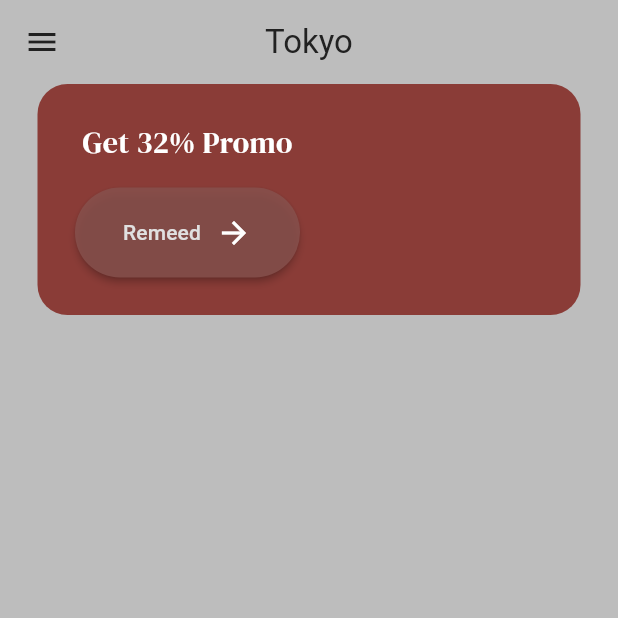
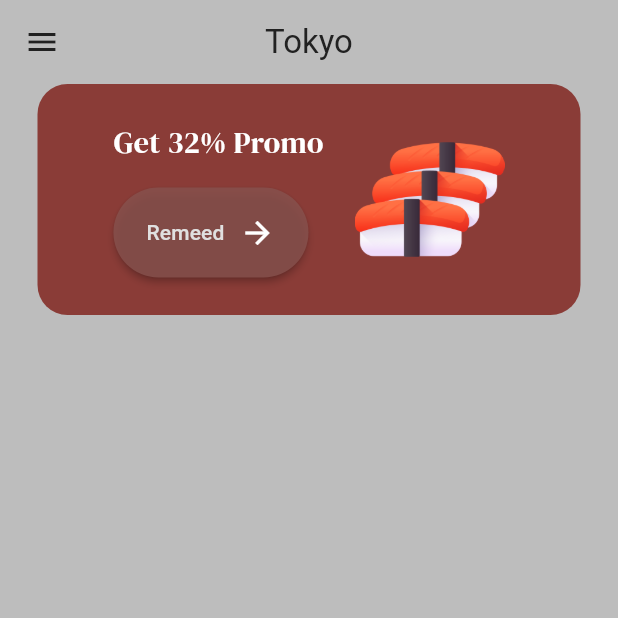
Before and after one commit to MinaYasser100/sushi-restaurant-app, a Flutter app: the MenuView screen opened by its route, on a phone screen of 412 x 824 dp, the top half of it. Run offline on Flutter 3.47's test engine with Material 3 defaults, Android fonts, the phone set to English and light mode, and no system bars; our stand-ins replace get, google_fonts.

Commit message:
done porom banner menu

```diff
--- a/lib/features/menu/views/widgets/menu_view_body.dart
+++ b/lib/features/menu/views/widgets/menu_view_body.dart
@@ -1,27 +1,17 @@
 import 'package:flutter/material.dart';
-import 'package:sushi_restaurant_app/core/utils/constant.dart';
-import 'promo_menu_view.dart';
+import 'promo_banner_menu.dart';
 
 class MenuViewBody extends StatelessWidget {
   const MenuViewBody({super.key});
 
   @override
   Widget build(BuildContext context) {
-    return Column(
+    return const Column(
       children: [
-        Container(
-          decoration: BoxDecoration(
-            color: kMainColors,
-            borderRadius: BorderRadius.circular(20),
-          ),
-          margin: const EdgeInsets.symmetric(horizontal: 25),
-          padding: const EdgeInsets.all(25),
-          child: const Row(
-            children: [
-              PromoMenuView(),
-            ],
-          ),
-        )
+        PromoBannerMenu(),
+        SizedBox(
+          height: 22,
+        ),
       ],
     );
   }
--- /dev/null
+++ b/lib/features/menu/views/widgets/promo_banner_menu.dart
@@ -0,0 +1,32 @@
+import 'package:flutter/material.dart';
+import 'package:sushi_restaurant_app/core/utils/assets.dart';
+import 'package:sushi_restaurant_app/core/utils/constant.dart';
+import 'promo_menu_view.dart';
+
+class PromoBannerMenu extends StatelessWidget {
+  const PromoBannerMenu({
+    super.key,
+  });
+
+  @override
+  Widget build(BuildContext context) {
+    return Container(
+      decoration: BoxDecoration(
+        color: kMainColors,
+        borderRadius: BorderRadius.circular(20),
+      ),
+      margin: const EdgeInsets.symmetric(horizontal: 25),
+      padding: const EdgeInsets.symmetric(vertical: 25, horizontal: 30),
+      child: Row(
+        mainAxisAlignment: MainAxisAlignment.spaceEvenly,
+        children: [
+          const PromoMenuView(),
+          Image.asset(
+            Assets.sushiImage,
+            height: 100,
+          ),
+        ],
+      ),
+    );
+  }
+}
--- a/lib/features/menu/views/widgets/promo_menu_view.dart
+++ b/lib/features/menu/views/widgets/promo_menu_view.dart
@@ -10,6 +10,7 @@ class PromoMenuView extends StatelessWidget {
   @override
   Widget build(BuildContext context) {
     return Column(
+      crossAxisAlignment: CrossAxisAlignment.start,
       children: [
         Text(
           'Get 32% Promo',
@@ -19,7 +20,7 @@ class PromoMenuView extends StatelessWidget {
           height: 15,
         ),
         CustomButtomApp(
-          width: 150,
+          width: 130,
           text: 'Remeed',
           iconData: Icons.arrow_forward,
           onPressed: () {},
```
